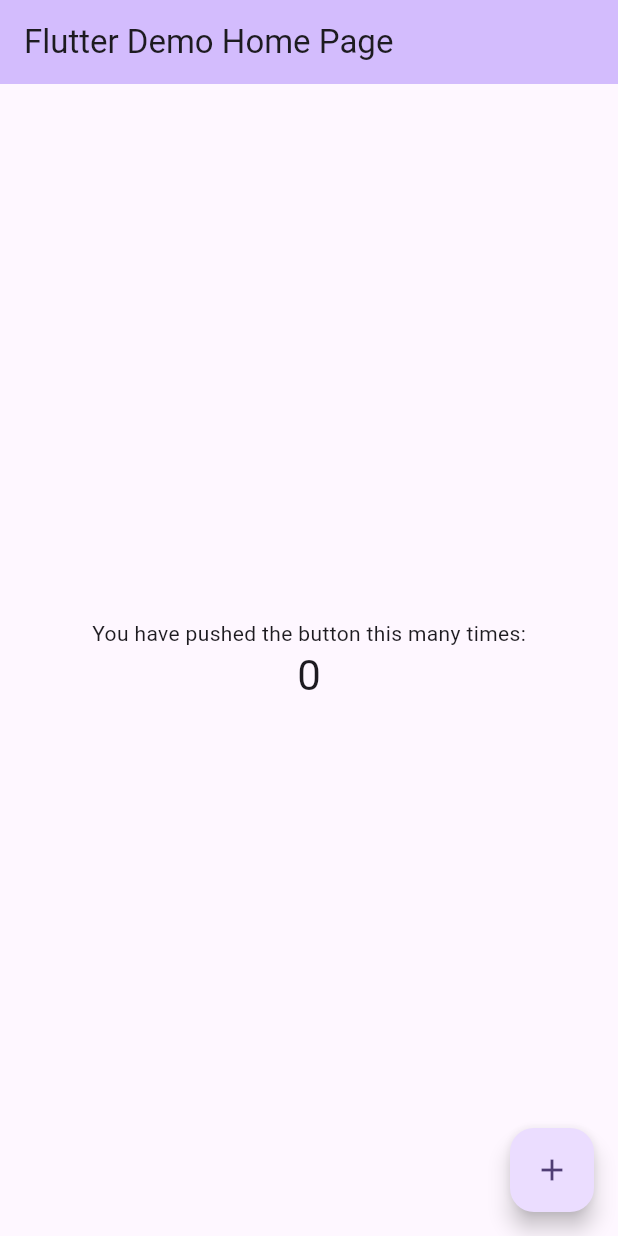
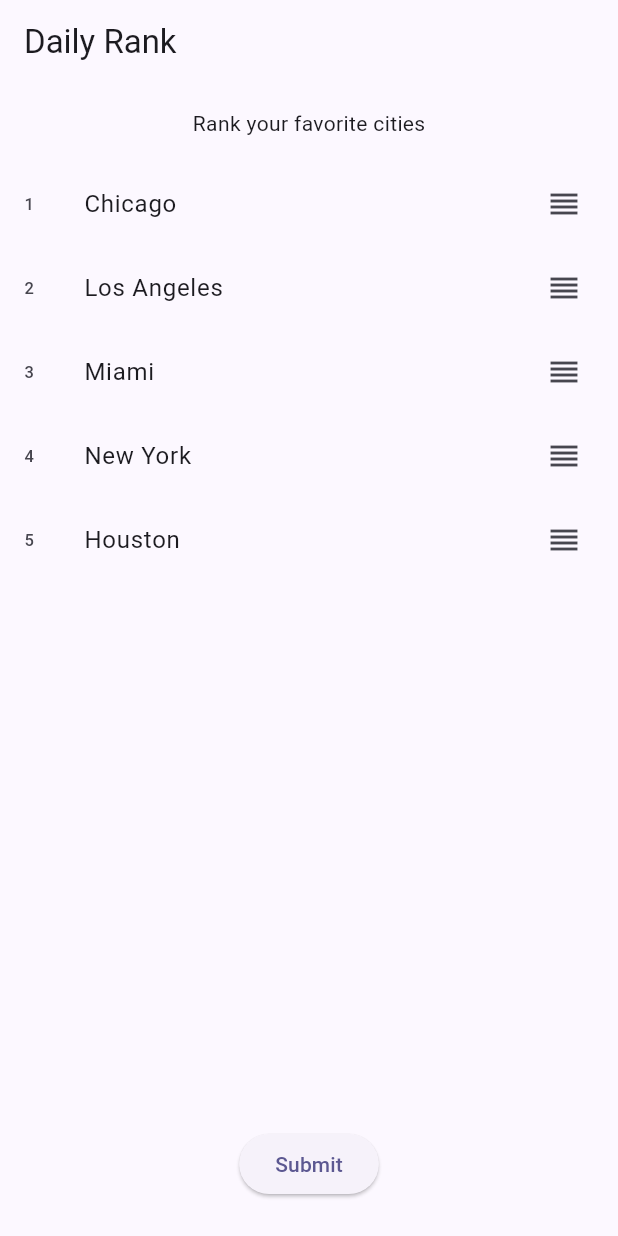
Before and after one commit to charlielovett/DailyRank, a Flutter app: the screen it shows after launch, on a phone screen of 412 x 824 dp. Run offline on Flutter 3.47's test engine with Material 3 defaults, Android fonts, the light colour scheme and no system bars.

Commit message:
feat: game and results screens

```diff
--- a/lib/main.dart
+++ b/lib/main.dart
@@ -1,4 +1,6 @@
 import 'package:flutter/material.dart';
+import 'screens/game.dart';
+import 'screens/results.dart';
 
 void main() {
   runApp(const MyApp());
@@ -9,60 +11,23 @@ class MyApp extends StatelessWidget {
 
   @override
   Widget build(BuildContext context) {
+
+    ColorScheme dailyRankTheme = ColorScheme.fromSeed(
+      seedColor: const Color(0xFF7E71FC),
+      brightness: Brightness.light,
+    );
+
     return MaterialApp(
-      title: 'Flutter Demo',
+      title: 'Daily Rank',
       theme: ThemeData(
-        colorScheme: ColorScheme.fromSeed(seedColor: Colors.deepPurple),
+        colorScheme: dailyRankTheme,
         useMaterial3: true,
       ),
-      home: const MyHomePage(title: 'Flutter Demo Home Page'),
+      home: GamePage(), // Start with the Game Page
+      routes: {
+        '/game': (context) => GamePage(),
+        '/results': (context) => ResultsPage(),
+      },
     );
   }
 }
-
-class MyHomePage extends StatefulWidget {
-  const MyHomePage({super.key, required this.title});
-  final String title;
-
-  @override
-  State<MyHomePage> createState() => _MyHomePageState();
-}
-
-class _MyHomePageState extends State<MyHomePage> {
-  int _counter = 0;
-
-  void _incrementCounter() {
-    setState(() {
-      _counter++;
-    });
-  }
-
-  @override
-  Widget build(BuildContext context) {
-    return Scaffold(
-      appBar: AppBar(
-        backgroundColor: Theme.of(context).colorScheme.inversePrimary,
-        title: Text(widget.title),
-      ),
-      body: Center(
-        child: Column(
-          mainAxisAlignment: MainAxisAlignment.center,
-          children: <Widget>[
-            const Text(
-              'You have pushed the button this many times:',
-            ),
-            Text(
-              '$_counter',
-              style: Theme.of(context).textTheme.headlineMedium,
-            ),
-          ],
-        ),
-      ),
-      floatingActionButton: FloatingActionButton(
-        onPressed: _incrementCounter,
-        tooltip: 'Increment',
-        child: const Icon(Icons.add),
-      ),
-    );
-  }
-}
--- /dev/null
+++ b/lib/screens/game.dart
@@ -0,0 +1,67 @@
+import 'package:daily_rank/widgets/page_container.dart';
+import 'package:flutter/material.dart';
+
+class GamePage extends StatelessWidget {
+  const GamePage({super.key});
+
+  @override
+  Widget build(BuildContext context) {
+    return const PageContainer(
+      title: 'Daily Rank',
+      body: RankYourFavoriteCities(),
+    );
+  }
+}
+
+class RankYourFavoriteCities extends StatefulWidget {
+  const RankYourFavoriteCities({super.key});
+
+  @override
+  _RankYourFavoriteCitiesState createState() => _RankYourFavoriteCitiesState();
+}
+
+class _RankYourFavoriteCitiesState extends State<RankYourFavoriteCities> {
+  List<String> cities = ['Chicago', 'Los Angeles', 'Miami', 'New York', 'Houston'];
+
+  @override
+  Widget build(BuildContext context) {
+    return Column(
+      children: [
+        const Padding(
+          padding: EdgeInsets.all(16.0),
+          child: Text('Rank your favorite cities'),
+        ),
+        Expanded(
+          child: ReorderableListView(
+            onReorder: _onReorder,
+            children: List.generate(cities.length, (index) {
+              return ListTile(
+                key: ValueKey('city$index'), // Ensure each key is unique
+                title: Text(cities[index]),
+                leading: Text('${index + 1}'),
+                trailing: const Icon(Icons.reorder),
+              );
+            }),
+          ),
+        ),
+        Padding(
+          padding: const EdgeInsets.symmetric(vertical: 24.0),
+          child: ElevatedButton(
+            onPressed: () {},
+            child: const Text('Submit'),
+          ),
+        ),
+      ],
+    );
+  }
+
+  void _onReorder(int oldIndex, int newIndex) {
+    setState(() {
+      if (newIndex > oldIndex) {
+        newIndex -= 1;
+      }
+      final String item = cities.removeAt(oldIndex);
+      cities.insert(newIndex, item);
+    });
+  }
+}
--- /dev/null
+++ b/lib/screens/results.dart
@@ -0,0 +1,16 @@
+import 'package:daily_rank/widgets/page_container.dart';
+import 'package:flutter/material.dart';
+
+class ResultsPage extends StatelessWidget {
+  const ResultsPage({super.key});
+
+  @override
+  Widget build(BuildContext context) {
+    return const PageContainer(
+      title: "Daily Rank",
+      body: Center(
+        child: Text("Results Page"),
+      ),
+    );
+  }
+}
--- /dev/null
+++ b/lib/utilities/colors.dart
@@ -0,0 +1,7 @@
+import 'package:flutter/widgets.dart';
+
+class AppColor {
+  AppColor._();
+
+  static const Color primaryColor = Color(0xFF7E71FC);
+}
--- /dev/null
+++ b/lib/widgets/page_container.dart
@@ -0,0 +1,18 @@
+import 'package:flutter/material.dart';
+
+class PageContainer extends StatelessWidget {
+  final Widget body;
+  final String title;
+
+  const PageContainer({Key? key, required this.body, required this.title}) : super(key: key);
+
+  @override
+  Widget build(BuildContext context) {
+    return Scaffold(
+      appBar: AppBar(
+        title: Text(title),
+      ),
+      body: body,
+    );
+  }
+}
```
